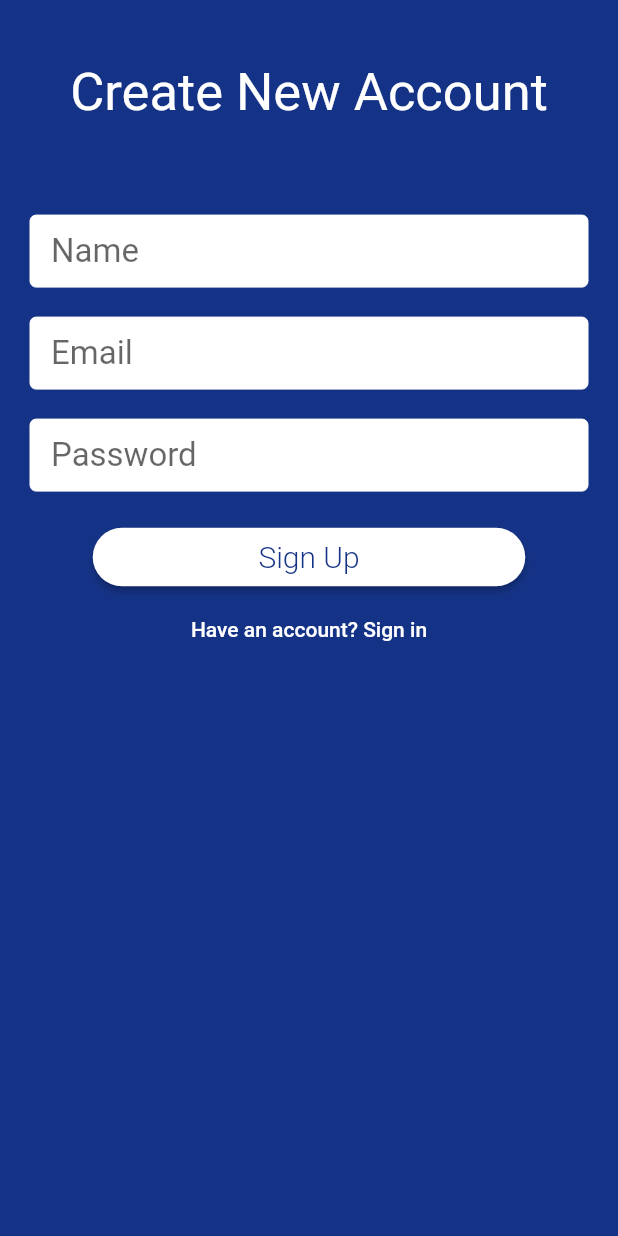
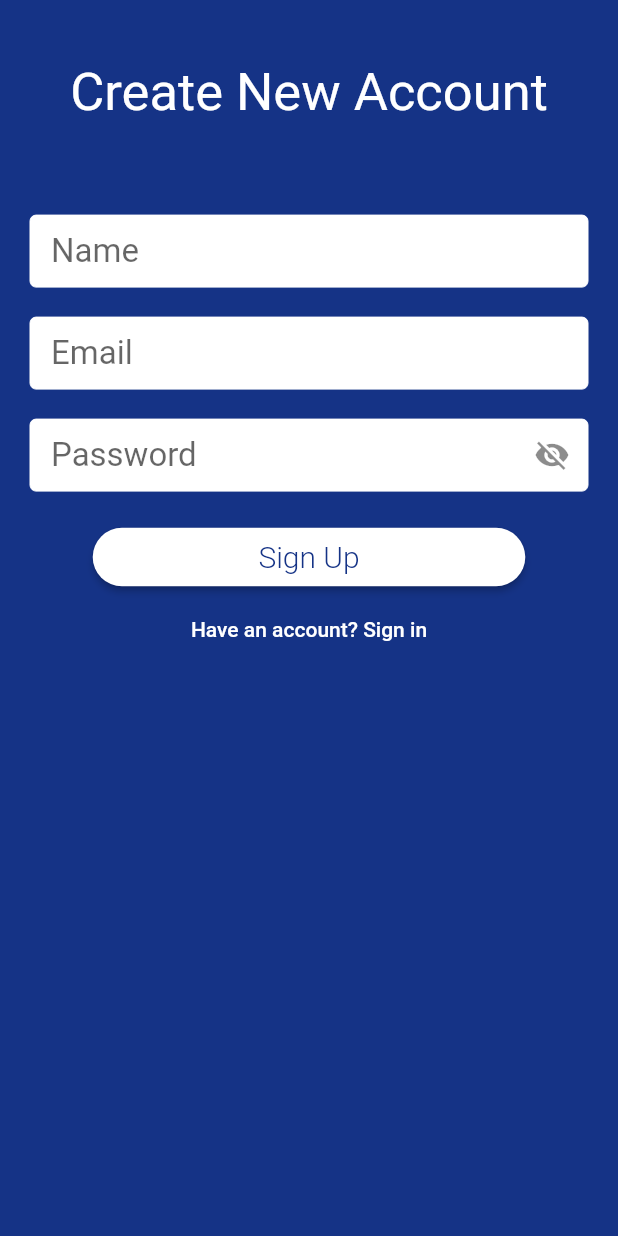
Before and after one commit to mohamedassaker/Favorite-Locations-App, a Flutter app: the SignUpView screen opened by its route, on a phone screen of 412 x 824 dp. Run offline on Flutter 3.47's test engine with Material 2 defaults, Android fonts, the phone set to English and light mode, and no system bars; drawn by our look-alikes of auto_size_text; our stand-ins replace cloud_firestore, firebase_auth, flutter_linkify, flutter_signin_button, flutter_spinkit, google_sign_in; missing offline and left inert: flutter_auth_buttons; accounts and stored records are empty; network calls fail.

Commit message:
Milestone 1 - show & hide password

```diff
--- a/lib/views/sign_up_view.dart
+++ b/lib/views/sign_up_view.dart
@@ -21,6 +21,7 @@ class SignUpView extends StatefulWidget {
 }
 
 class _SignUpViewState extends State<SignUpView> {
+  bool showPassword = true;
   AuthFormType authFormType;
   _SignUpViewState({this.authFormType});
 
@@ -226,6 +227,14 @@ class _SignUpViewState extends State<SignUpView> {
       textFields.add(SizedBox(height: 20,));
     }
 
+    Icon passwordIcon(bool flag){
+      if(flag == true){
+        return Icon(Icons.visibility_off);
+      }else{
+        return Icon(Icons.visibility);
+      }
+    }
+
     //add email & password
     textFields.add(
       TextFormField(
@@ -242,9 +251,24 @@ class _SignUpViewState extends State<SignUpView> {
         validator: PasswordValidator.validate,
         style: TextStyle(
             fontSize: 22),
-        decoration: buildSignUpInputDecoration('Password'),
+        decoration: InputDecoration(
+          filled: true,
+          fillColor: Colors.white,
+          focusColor: Colors.white,
+          enabledBorder: OutlineInputBorder(
+              borderSide:BorderSide(color: Colors.white, width: 0)
+          ),
+          contentPadding: const EdgeInsets.only(left: 14, bottom: 10, top: 10),
+          hintText: 'Password',
+          suffixIcon: IconButton(
+              icon: passwordIcon(showPassword),
+              onPressed: () => setState(() {
+                showPassword = !showPassword;
+              })
+          ),
+        ),
         onSaved: (value) => _password = value,
-        obscureText: true,
+        obscureText: showPassword,
       ),
     );
     textFields.add(SizedBox(height: 20,));
```
Also changed, not shown: assets/help.png.
